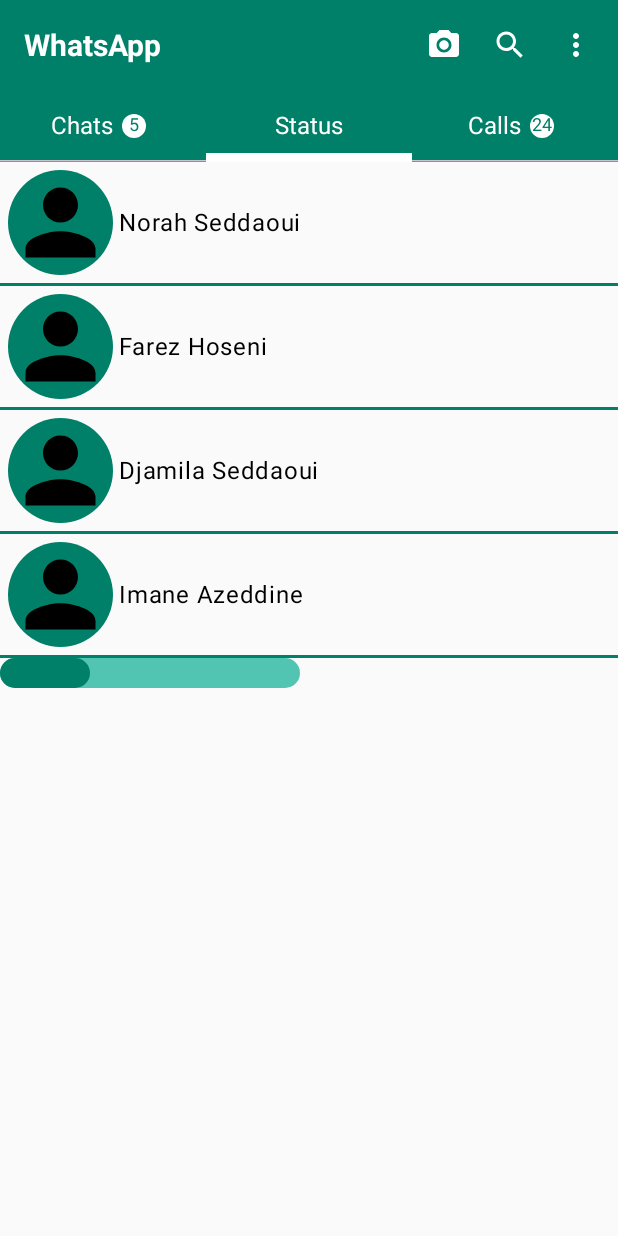
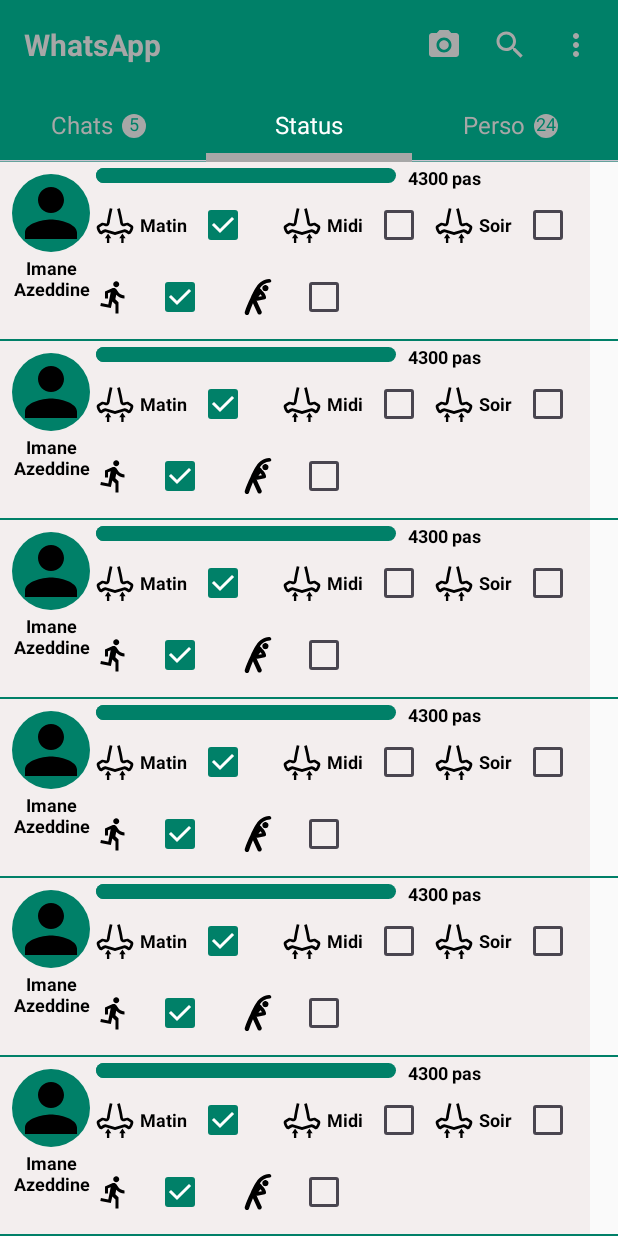
Before and after one commit to nasedd/BetterFuture, an Android app built with Jetpack Compose: the screen it shows after launch (MainActivity), tab 2 chosen, on a phone screen of 412 x 824 dp. Run offline under Robolectric (Android 15) with nearby library versions, the phone set to English and light mode, and no system bars; our stand-ins replace accompanist.

Commit message:
add composable for status & improve theme

```diff
--- a/app/src/main/java/com/example/betterfuture/data/TabData.kt
+++ b/app/src/main/java/com/example/betterfuture/data/TabData.kt
@@ -8,11 +8,11 @@ data class TabData(
 val tabs = listOf(
     TabData(Tabs.CHATS.value, 5),
     TabData(Tabs.STATUS.value, null),
-    TabData(Tabs.CALLS.value, 24)
+    TabData(Tabs.PERSO.value, 24)
 )
 
 enum class Tabs(val value: String){
     CHATS("Chats"),
     STATUS("Status"),
-    CALLS("Calls")
+    PERSO("Perso")
 }
--- /dev/null
+++ b/app/src/main/java/com/example/betterfuture/data/User.kt
@@ -0,0 +1,17 @@
+package com.example.betterfuture.data
+
+data class User(
+    val name: String,
+    val age: Int,
+    val currentSteps: Int,
+    val goalStep: Int = 5000
+)
+
+val users = listOf(
+    User("Norah Seddaoui", 55, 3600,10000),
+    User("Farez Hoseni", 30, 111),
+    User("Djamila Seddaoui", 55, 5200),
+    User("Imane Azeddine", 55, 1305),
+    User("Nadir Seddaoui", 30, 10000),
+    User("Jalil Bessaoudi", 18, 10000)
+)
--- a/app/src/main/java/com/example/betterfuture/ui/components/AppBarComponent.kt
+++ b/app/src/main/java/com/example/betterfuture/ui/components/AppBarComponent.kt
@@ -28,7 +28,7 @@ fun AppBarComponent(){
         modifier = Modifier
             .fillMaxWidth()
             .height(60.dp)
-            .background(MaterialTheme.colorScheme.primary)
+            .background(MaterialTheme.colorScheme.secondary)
             .padding(16.dp),
         verticalAlignment = Alignment.CenterVertically
     ) {
@@ -45,18 +45,22 @@ fun AppBarComponent(){
         )
 
         Spacer(modifier = Modifier.weight(1f))
-        IconComponent(R.drawable.ic_camera)
+        IconAppBar(R.drawable.ic_camera)
         Spacer(modifier = Modifier.size(20.dp))
-        IconComponent(R.drawable.ic_search)
+        IconAppBar(R.drawable.ic_search)
         Spacer(modifier = Modifier.size(20.dp))
-        IconComponent(R.drawable.ic_menu)
+        IconAppBar(R.drawable.ic_menu)
 
     }
 }
 
 @Composable
-fun IconComponent(drawableId: Int){
+fun IconAppBar(
+    drawableId: Int,
+    modifier: Modifier = Modifier
+){
     Icon(
+        modifier = modifier,
         painter = painterResource(id = drawableId),
         contentDescription = "",
         tint = MaterialTheme.colorScheme.tertiary
--- /dev/null
+++ b/app/src/main/java/com/example/betterfuture/ui/components/IconComponent.kt
@@ -0,0 +1,21 @@
+package com.example.betterfuture.ui.components
+
+import androidx.compose.material3.Icon
+import androidx.compose.material3.MaterialTheme
+import androidx.compose.runtime.Composable
+import androidx.compose.ui.Modifier
+import androidx.compose.ui.graphics.Color
+import androidx.compose.ui.res.painterResource
+
+@Composable
+fun IconComponent(
+    drawableId: Int,
+    modifier: Modifier = Modifier,
+){
+    Icon(
+        modifier = modifier,
+        painter = painterResource(id = drawableId),
+        contentDescription = "",
+        tint = MaterialTheme.colorScheme.onBackground
+    )
+}
--- a/app/src/main/java/com/example/betterfuture/ui/components/StatusItem.kt
+++ b/app/src/main/java/com/example/betterfuture/ui/components/StatusItem.kt
@@ -3,10 +3,14 @@ package com.example.betterfuture.ui.components
 import androidx.compose.foundation.Image
 import androidx.compose.foundation.background
 import androidx.compose.foundation.layout.Column
+import androidx.compose.foundation.layout.IntrinsicSize
 import androidx.compose.foundation.layout.Row
 import androidx.compose.foundation.layout.Spacer
+import androidx.compose.foundation.layout.fillMaxSize
+import androidx.compose.foundation.layout.fillMaxWidth
 import androidx.compose.foundation.layout.padding
 import androidx.compose.foundation.layout.size
+import androidx.compose.foundation.layout.width
 import androidx.compose.foundation.shape.CircleShape
 import androidx.compose.material3.Checkbox
 import androidx.compose.material3.MaterialTheme
@@ -17,52 +21,86 @@ import androidx.compose.ui.Modifier
 import androidx.compose.ui.draw.clip
 import androidx.compose.ui.layout.ContentScale
 import androidx.compose.ui.res.painterResource
+import androidx.compose.ui.text.TextStyle
+import androidx.compose.ui.text.font.FontWeight
+import androidx.compose.ui.text.style.TextAlign
 import androidx.compose.ui.tooling.preview.Preview
 import androidx.compose.ui.unit.dp
 import androidx.compose.ui.unit.sp
 import com.example.betterfuture.R
-import com.example.betterfuture.ui.screens.ChatScreen
 
 
 @Composable
 fun StatusItem(name: String){
     Row (
-        modifier = Modifier.padding(4.dp),
-        verticalAlignment = Alignment.CenterVertically
+        modifier = Modifier
+            .background(MaterialTheme.colorScheme.background)
+            .padding(4.dp)
     ) {
+        Column(Modifier.width(60.dp)) {
             Image(
                 painter = painterResource(id = R.drawable.ic_person),
                 contentDescription = "",
                 contentScale = ContentScale.Crop,
                 modifier = Modifier
+                    .padding(4.dp)
                     .clip(CircleShape)
-                .size(80.dp)
+                    .fillMaxWidth()
                     .background(color = MaterialTheme.colorScheme.primary)
 
             )
-        Spacer(modifier = Modifier.size(4.dp))
+            TextComp(
+                text = "Imane Azeddine",
+                modifier = Modifier.width(IntrinsicSize.Max)
+            )
+        }
+
+        //Spacer(modifier = Modifier.size(4.dp))
         Column {
             Row {
-                LinearGauge(maxValue = 100f, currentValue = 30f)
-                Text(text = "4300 pas")
+                LinearGauge(maxValue = 100f, currentValue = 30f, gaugeHeight = 10.dp, modifier = Modifier.padding(end = 8.dp))
+                TextComp("4300 pas")
             }
             Row (verticalAlignment = Alignment.CenterVertically){
-                Text(
-                    text = "Respiration",
-                    fontSize = 8.sp
-                    )
-                Checkbox(checked = true, onCheckedChange = {})
-                Text(
-                    text = "sport",
-                    fontSize = 8.sp
-                )
-                Checkbox(checked = false, onCheckedChange = {})
+                IconComponent(R.drawable.ic_breath, modifier = Modifier.padding(end = 4.dp))
+                TextComp("Matin")
+                Checkbox(checked = true, onCheckedChange = {}, modifier = Modifier.padding(end = 16.dp, start = 0.dp))
+
+                IconComponent(R.drawable.ic_breath, modifier = Modifier.padding(end = 4.dp))
+                TextComp("Midi")
+                Checkbox(checked = false, onCheckedChange = {}, modifier = Modifier.padding(start = 0.dp))
+
+                IconComponent(R.drawable.ic_breath, modifier = Modifier.padding(end = 4.dp))
+                TextComp("Soir")
+                Checkbox(checked = false, onCheckedChange = {}, modifier = Modifier.padding(start = 0.dp))
+            }
+
+            Row (verticalAlignment = Alignment.CenterVertically){
+                IconComponent(R.drawable.ic_sport, modifier = Modifier.padding(end = 4.dp))
+                Checkbox(checked = true, onCheckedChange = {}, modifier = Modifier.padding(end = 16.dp, start = 4.dp))
+
+                IconComponent(R.drawable.ic_stretching, modifier = Modifier.padding(end = 4.dp))
+                Checkbox(checked = false, onCheckedChange = {}, modifier = Modifier.padding(end = 16.dp, start = 4.dp))
             }
 
 
         }
 
     }
+}
+
+@Composable
+fun TextComp(text: String, modifier: Modifier = Modifier){
+    Text(
+        text = text,
+        modifier = modifier,
+        style = TextStyle(
+            fontSize = 12.sp,
+            fontWeight = FontWeight.Bold,
+            color = MaterialTheme.colorScheme.onBackground
+        ),
+        textAlign = TextAlign.Center
+    )
 }
 
 
--- a/app/src/main/java/com/example/betterfuture/ui/components/TabsComponent.kt
+++ b/app/src/main/java/com/example/betterfuture/ui/components/TabsComponent.kt
@@ -31,16 +31,12 @@ import com.example.betterfuture.data.TabData
 import com.example.betterfuture.data.tabs
 
 @Composable
-fun TabsComponent() {
-
-    var selectedIndex by remember {
-        mutableStateOf(0)
-    }
+fun TabsComponent(selectedIndex: Int, onClickTab: (Int) -> Unit) {
 
     TabRow(
         selectedTabIndex = selectedIndex,
         modifier = Modifier.fillMaxWidth(),
-        containerColor = MaterialTheme.colorScheme.primary,
+        containerColor = MaterialTheme.colorScheme.secondary,
         contentColor = MaterialTheme.colorScheme.tertiary,
         indicator = {tabPosition ->
             TabRowDefaults.Indicator(
@@ -55,10 +51,13 @@ fun TabsComponent() {
             Tab(
                 selected = index == selectedIndex,
                 onClick = {
-                    selectedIndex = index
+                    onClickTab(index)
                 },
                 text = {
-                    TabContent(tabData = tabData)
+                    TabContent(
+                        tabData = tabData,
+                        isSelected = index == selectedIndex
+                    )
                 }
             )
         }
@@ -66,31 +65,32 @@ fun TabsComponent() {
 }
 
 @Composable
-fun TabContent(tabData: TabData){
+fun TabContent(tabData: TabData, isSelected: Boolean){
     if(tabData.unreadCount == null){
-        TabTitle(title = tabData.title)
+        TabTitle(title = tabData.title, isSelected)
     }else {
-        TabWithUnreadCount(tabData)
+        TabWithUnreadCount(tabData, isSelected)
     }
 }
 
 @Composable
-fun TabTitle(title: String){
+fun TabTitle(title: String, isSelected: Boolean){
     Text(
         text = title,
         style = TextStyle(
-            fontSize = 16.sp
+            fontSize = 16.sp,
+            color = if (isSelected) MaterialTheme.colorScheme.outline else MaterialTheme.colorScheme.tertiary
         )
     )
 }
 
 @Composable
-fun TabWithUnreadCount(tabData: TabData){
+fun TabWithUnreadCount(tabData: TabData, isSelected: Boolean){
     Row (
         verticalAlignment = Alignment.CenterVertically,
         horizontalArrangement = Arrangement.Center
     ){
-        TabTitle(tabData.title)
+        TabTitle(tabData.title, isSelected)
 
         tabData.unreadCount?.let {
             Text(
@@ -99,9 +99,10 @@ fun TabWithUnreadCount(tabData: TabData){
                     .padding(6.dp)
                     .size(16.dp)
                     .clip(CircleShape)
-                    .background(MaterialTheme.colorScheme.tertiary),
+                    .background(if (isSelected) MaterialTheme.colorScheme.outline else MaterialTheme.colorScheme.tertiary
+                    ),
                 style = TextStyle(
-                    color = MaterialTheme.colorScheme.primary,
+                    color = MaterialTheme.colorScheme.secondary,
                     textAlign = TextAlign.Center,
                     fontSize = 12.sp
                 )
@@ -113,5 +114,5 @@ fun TabWithUnreadCount(tabData: TabData){
 @Preview
 @Composable
 fun TabsComponentPreview() {
-    TabsComponent()
+    TabsComponent(0) {}
 }
--- a/app/src/main/java/com/example/betterfuture/ui/screens/ChatScreen.kt
+++ b/app/src/main/java/com/example/betterfuture/ui/screens/ChatScreen.kt
@@ -17,17 +17,20 @@ import androidx.compose.ui.Modifier
 import androidx.compose.ui.draw.clip
 import androidx.compose.ui.layout.ContentScale
 import androidx.compose.ui.res.painterResource
+import androidx.compose.ui.text.TextStyle
+import androidx.compose.ui.text.font.FontWeight
 import androidx.compose.ui.tooling.preview.Preview
 import androidx.compose.ui.unit.dp
 import com.example.betterfuture.R
+import com.example.betterfuture.data.users
 
 @Composable
 fun ChatScreen() {
-    val clients = listOf("Norah Seddaoui", "Farez Hoseni", "Djamila Seddaoui", "Imane Azeddine")
+
     LazyColumn() {
-        for(client in clients){
+        for(user in users){
             item {
-                ContactItem(name = client)
+                ContactItem(name = user.name)
                 Divider(color = MaterialTheme.colorScheme.primary, thickness = 2.dp)
             }
         }
@@ -37,7 +40,9 @@ fun ChatScreen() {
 @Composable
 fun ContactItem(name: String){
     Row (
-        modifier = Modifier.padding(5.dp),
+        modifier = Modifier
+            .background(MaterialTheme.colorScheme.background)
+            .padding(5.dp),
         verticalAlignment = Alignment.CenterVertically
     ) {
         Image(
@@ -52,7 +57,13 @@ fun ContactItem(name: String){
 
         )
         Spacer(modifier = Modifier.size(4.dp))
-        Text(text = name)
+        Text(
+            text = name,
+            style = TextStyle(
+                color = MaterialTheme.colorScheme.onBackground,
+                fontWeight = FontWeight.Bold
+            )
+        )
     }
 }
 
--- a/app/src/main/java/com/example/betterfuture/ui/screens/HomeScreen.kt
+++ b/app/src/main/java/com/example/betterfuture/ui/screens/HomeScreen.kt
@@ -1,18 +1,63 @@
 package com.example.betterfuture.ui.screens
 
+import androidx.compose.foundation.ExperimentalFoundationApi
+import androidx.compose.foundation.layout.Box
 import androidx.compose.foundation.layout.Column
+import androidx.compose.foundation.layout.fillMaxSize
+import androidx.compose.foundation.pager.HorizontalPager
+import androidx.compose.foundation.pager.rememberPagerState
+import androidx.compose.material3.Text
 import androidx.compose.runtime.Composable
+import androidx.compose.runtime.LaunchedEffect
+import androidx.compose.runtime.getValue
+import androidx.compose.runtime.mutableStateOf
+import androidx.compose.runtime.remember
+import androidx.compose.runtime.rememberCoroutineScope
+import androidx.compose.runtime.setValue
+import androidx.compose.ui.Alignment
+import androidx.compose.ui.Modifier
 import androidx.compose.ui.tooling.preview.Preview
+import com.example.betterfuture.data.tabs
 import com.example.betterfuture.ui.components.AppBarComponent
 import com.example.betterfuture.ui.components.LinearGauge
 import com.example.betterfuture.ui.components.TabsComponent
+import kotlinx.coroutines.launch
 
+@OptIn(ExperimentalFoundationApi::class)
 @Composable
 fun HomeScreen(){
+    var selectedIndex by remember {
+        mutableStateOf(0)
+    }
+    val pagerState = rememberPagerState {
+        tabs.size
+    }
+    LaunchedEffect(selectedIndex){
+        pagerState.animateScrollToPage(selectedIndex)
+    }
+    LaunchedEffect(pagerState.targetPage){
+        selectedIndex = pagerState.targetPage
+    }
+
     Column {
         AppBarComponent()
-        TabsComponent()
-        ChatScreen()
+        TabsComponent(selectedIndex){ index ->
+            selectedIndex = index
+        }
+        HorizontalPager(state = pagerState) { index ->
+            when(index){
+                0 -> ChatScreen()
+                1 -> StatusScreen()
+                2 -> Box(
+                    modifier = Modifier.fillMaxSize(),
+                    contentAlignment = Alignment.Center
+                ){
+                    Text("teste 1 -- ------- zzz")
+                }
+            }
+
+        }
+
         LinearGauge(maxValue = 100f, currentValue = 30f)
     }
 }
--- /dev/null
+++ b/app/src/main/java/com/example/betterfuture/ui/screens/StatusScreen.kt
@@ -0,0 +1,28 @@
+package com.example.betterfuture.ui.screens
+
+import androidx.compose.foundation.lazy.LazyColumn
+import androidx.compose.material3.Divider
+import androidx.compose.material3.MaterialTheme
+import androidx.compose.runtime.Composable
+import androidx.compose.ui.tooling.preview.Preview
+import androidx.compose.ui.unit.dp
+import com.example.betterfuture.data.users
+import com.example.betterfuture.ui.components.StatusItem
+
+@Composable
+fun StatusScreen() {
+    LazyColumn {
+        for(user in users){
+            item {
+                StatusItem(name = user.name)
+                Divider(color = MaterialTheme.colorScheme.primary, thickness = 1.dp)
+            }
+        }
+    }
+}
+
+@Preview
+@Composable
+fun StatusScreenPreview() {
+    StatusScreen()
+}
--- a/app/src/main/java/com/example/betterfuture/ui/theme/Color.kt
+++ b/app/src/main/java/com/example/betterfuture/ui/theme/Color.kt
@@ -4,7 +4,10 @@ import androidx.compose.ui.graphics.Color
 
 val Green = Color(0xFF008068)
 val LightGreen = Color(0xFF51C5B1)
+val Ivory = Color(0xFFF3EEEE)
 val White = Color(0xFFFFFFFF)
 val Black = Color(0xFF000000)
-val Gray = Color(0xFF202A33)
+val Gray = Color(0xFF27323D)
+val DarkGray = Color(0xFF282C31)
 val LightGray = Color(0xFFA7A7A7)
+val FlashyGreen = Color(0xFF7ACC1B)
--- a/app/src/main/java/com/example/betterfuture/ui/theme/Theme.kt
+++ b/app/src/main/java/com/example/betterfuture/ui/theme/Theme.kt
@@ -19,17 +19,23 @@ import androidx.core.view.WindowCompat
 import com.google.accompanist.systemuicontroller.rememberSystemUiController
 
 private val DarkColorScheme = darkColorScheme(
-    primary = Gray,
-    secondary = LightGray,
-    background = LightGray,
-    tertiary = White
+    primary = Ivory,
+    secondary = Gray,
+    tertiary = LightGray,
+    background = DarkGray,
+    onBackground = Ivory,
+    outline = FlashyGreen,
+    onPrimary = Gray
+
 )
 
 private val LightColorScheme = lightColorScheme(
     primary = Green,
-    secondary = LightGreen,
-    background = White,
-    tertiary = White
+    secondary = Green,
+    background = Ivory,
+    onBackground = Black,
+    tertiary = LightGray,
+    outline = White
 
 )
 
@@ -54,7 +60,7 @@ fun BetterFutureTheme(
         }
 
         val navigationBarColor = if(isSystemInDarkTheme()){
-            LightGray
+            DarkGray
         }else {
             White
         }
--- /dev/null
+++ b/app/src/main/res/drawable/ic_box_unchecked.xml
@@ -0,0 +1,14 @@
+<vector xmlns:android="http://schemas.android.com/apk/res/android"
+    android:width="24dp"
+    android:height="24dp"
+    android:viewportWidth="100"
+    android:viewportHeight="100">
+  <path
+      android:pathData="M14.05,29.3C14.05,25.26 15.66,21.38 18.52,18.52C21.38,15.66 25.26,14.05 29.3,14.05L70.7,14.05L70.7,14.05C74.74,14.05 78.62,15.66 81.48,18.52C84.34,21.38 85.95,25.26 85.95,29.3L85.95,70.7L85.95,70.7C85.95,79.12 79.12,85.95 70.7,85.95L29.3,85.95L29.3,85.95C20.88,85.95 14.05,79.12 14.05,70.7z"
+      android:strokeLineJoin="miter"
+      android:strokeWidth="8.59"
+      android:fillColor="#00000000"
+      android:fillType="nonZero"
+      android:strokeColor="#000000"
+      android:strokeLineCap="butt"/>
+</vector>
--- a/app/src/main/res/drawable/ic_breath.xml
+++ b/app/src/main/res/drawable/ic_breath.xml
@@ -1,37 +1,37 @@
 <vector xmlns:android="http://schemas.android.com/apk/res/android"
-    android:width="100dp"
-    android:height="100dp"
+    android:width="25dp"
+    android:height="25dp"
     android:viewportWidth="100"
     android:viewportHeight="100">
   <path
-      android:pathData="M26.43,81.93L31.19,68.76L35.95,81.93L32.93,81.93L32.93,95.9L29.44,95.9L29.44,81.93z"
+      android:pathData="M23.51,84.63L31.85,72.33L40.2,84.63L34.9,84.63L34.9,97.67L28.78,97.67L28.78,84.63z"
       android:strokeLineJoin="miter"
-      android:strokeWidth="0.22"
+      android:strokeWidth="0.86"
       android:fillColor="#000000"
       android:fillType="nonZero"
       android:strokeColor="#00000000"
       android:strokeLineCap="butt"/>
   <path
-      android:pathData="M65.96,81.93L70.72,68.76L75.48,81.93L72.46,81.93L72.46,95.9L68.97,95.9L68.97,81.93z"
+      android:pathData="M61.22,84.63L69.56,72.33L77.91,84.63L72.62,84.63L72.62,97.67L66.49,97.67L66.49,84.63z"
       android:strokeLineJoin="miter"
-      android:strokeWidth="0.22"
+      android:strokeWidth="0.86"
       android:fillColor="#000000"
       android:fillType="nonZero"
       android:strokeColor="#00000000"
       android:strokeLineCap="butt"/>
   <path
-      android:pathData="M39.74,7.68C39.74,7.68 34.36,30.65 32.57,43.59C30.78,56.53 21.36,45.71 17.03,47.71C12.7,49.72 9.03,52.5 6.21,54.41C3.39,56.31 10.25,73.31 14.95,69.66C19.66,66 24.74,64.68 24.74,64.68L50.82,72.15"
+      android:pathData="M39.73,6.74C39.73,6.74 34.35,30.17 32.55,43.38C30.76,56.59 21.33,45.54 17,47.59C12.66,49.63 8.99,52.47 6.17,54.41C3.35,56.36 10.21,73.71 14.92,69.98C19.63,66.24 24.71,64.89 24.71,64.89L50.82,72.52"
       android:strokeLineJoin="miter"
-      android:strokeWidth="2.4"
+      android:strokeWidth="7.27"
       android:fillColor="#FFFFFF"
       android:fillType="nonZero"
       android:fillAlpha="0"
       android:strokeColor="#000000"
       android:strokeLineCap="butt"/>
   <path
-      android:pathData="M59.23,7.95C59.23,7.95 65.13,30.65 66.92,43.59C68.71,56.53 78.64,45.71 82.97,47.71C87.3,49.72 90.97,52.5 93.79,54.41C96.61,56.31 89.75,73.31 85.05,69.66C80.34,66 75.26,64.68 75.26,64.68L49.18,72.15"
+      android:pathData="M59.24,7.01C59.24,7.01 65.14,30.17 66.94,43.38C68.73,56.59 78.67,45.54 83,47.59C87.34,49.63 91.01,52.47 93.83,54.41C96.65,56.36 89.79,73.71 85.08,69.98C80.37,66.24 75.29,64.89 75.29,64.89L49.18,72.52"
       android:strokeLineJoin="miter"
-      android:strokeWidth="2.4"
+      android:strokeWidth="7.27"
       android:fillColor="#FFFFFF"
       android:fillType="nonZero"
       android:fillAlpha="0"
--- /dev/null
+++ b/app/src/main/res/drawable/ic_sport.xml
@@ -0,0 +1,5 @@
+<vector android:autoMirrored="true" android:height="24dp"
+    android:tint="#000000" android:viewportHeight="24"
+    android:viewportWidth="24" android:width="24dp" xmlns:android="http://schemas.android.com/apk/res/android">
+    <path android:fillColor="@android:color/white" android:pathData="M13.49,5.48c1.1,0 2,-0.9 2,-2s-0.9,-2 -2,-2 -2,0.9 -2,2 0.9,2 2,2zM9.89,19.38l1,-4.4 2.1,2v6h2v-7.5l-2.1,-2 0.6,-3c1.3,1.5 3.3,2.5 5.5,2.5v-2c-1.9,0 -3.5,-1 -4.3,-2.4l-1,-1.6c-0.4,-0.6 -1,-1 -1.7,-1 -0.3,0 -0.5,0.1 -0.8,0.1l-5.2,2.2v4.7h2v-3.4l1.8,-0.7 -1.6,8.1 -4.9,-1 -0.4,2 7,1.4z"/>
+</vector>
--- /dev/null
+++ b/app/src/main/res/drawable/ic_stretching.xml
@@ -0,0 +1,12 @@
+<vector xmlns:android="http://schemas.android.com/apk/res/android"
+    android:width="24dp"
+    android:height="24dp"
+    android:viewportWidth="61.858"
+    android:viewportHeight="61.858">
+  <path
+      android:pathData="M50.097,0.014c-9.917,0.874 -17.235,5.824 -21.501,12.98c-2.859,3.584 -8.57,14.526 -10.647,20.254c-3.766,7.123 -7.05,15.598 -9.62,23.238c-1.571,4.672 5.483,7.72 7.063,3.027c1.922,-5.716 4.244,-11.896 6.868,-17.631c2.604,5.828 5.25,11.637 8.091,17.354c2.202,4.438 8.828,0.546 6.634,-3.877c-2.925,-5.885 -5.642,-11.864 -8.319,-17.863c0.034,-0.116 0.077,-0.229 0.113,-0.344c0.446,0.127 0.938,0.166 1.48,0.063c4.096,-0.769 8.192,-1.536 12.291,-2.305c1.751,-0.329 2.422,-2.245 2.146,-3.779c-0.828,-4.597 -3.447,-7.795 -6.707,-10.821c-0.484,-1.646 -2.098,-3.102 -3.889,-4.549c3.631,-5.87 9.559,-9.056 17.275,-9.736C55.313,5.68 54.001,-0.329 50.097,0.014zM35.173,26.143c1.013,1.054 1.875,2.163 2.526,3.447c-1.982,0.372 -3.965,0.743 -5.947,1.115C32.752,29.095 33.903,27.575 35.173,26.143z"
+      android:fillColor="#010002"/>
+  <path
+      android:pathData="M43.653,15.635m-5.275,0a5.275,5.275 0,1 1,10.55 0a5.275,5.275 0,1 1,-10.55 0"
+      android:fillColor="#010002"/>
+</vector>
--- a/build.gradle
+++ b/build.gradle
@@ -1,6 +1,6 @@
 // Top-level build file where you can add configuration options common to all sub-projects/modules.
 plugins {
-    id 'com.android.application' version '8.0.2' apply false
-    id 'com.android.library' version '8.0.2' apply false
+    id 'com.android.application' version '8.1.3' apply false
+    id 'com.android.library' version '8.1.3' apply false
     id 'org.jetbrains.kotlin.android' version '1.7.20' apply false
 }
```
Also changed, not shown: app/build.gradle (+5 -2 lines), 3 other files. Lines whose indentation alone changed are shown as unchanged.
